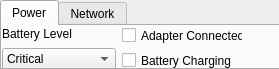
Above: src/citra_qt/control_panel.ui from grimtnt/citra before the change. Below: the same form after it.
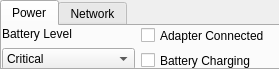
That is the form after the change. The open tabs and pages were chosen to show the change.

Patch:
```diff
--- a/src/citra_qt/control_panel.ui
+++ b/src/citra_qt/control_panel.ui
@@ -34,7 +34,7 @@
       <rect>
        <x>0</x>
        <y>0</y>
-       <width>241</width>
+       <width>271</width>
        <height>44</height>
       </rect>
      </property>
```
Left out of the diff: 14 changed lines with no effect on the pictures.
